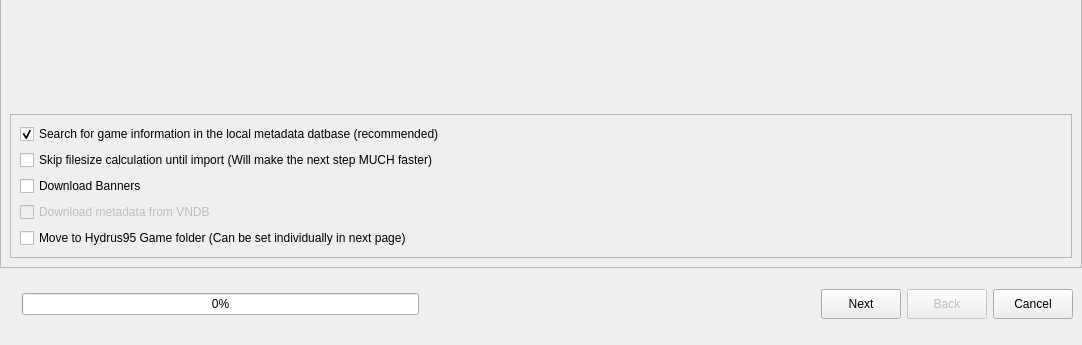
First picture: the form in src/ui/dialog/BatchImportDialog.ui, repository KJNeko/Atlas, before the edit; both pictures show x 0 to 1082 and y 372 to 717 of the 1082 by 717 pixel window.
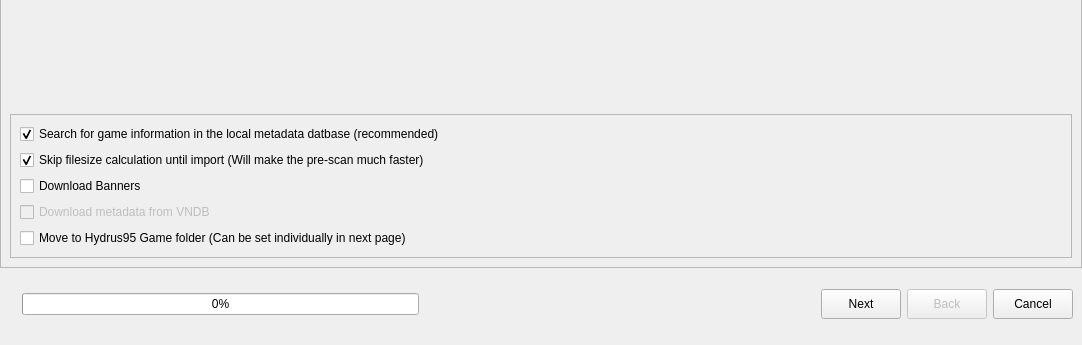
Second picture: the form after the edit.

Commit message: Fixes some text stuff and defaults skip filesize to yes

Patch:
```diff
--- a/src/ui/dialog/BatchImportDialog.ui
+++ b/src/ui/dialog/BatchImportDialog.ui
@@ -220,7 +220,10 @@
              <item>
               <widget class="QCheckBox" name="cbSkipFilesize">
                <property name="text">
-                <string>Skip filesize calculation until import (Will make the next step MUCH faster)</string>
+                <string>Skip filesize calculation until import (Will make the pre-scan much faster)</string>
+               </property>
+               <property name="checked">
+                <bool>true</bool>
                </property>
               </widget>
              </item>
```
